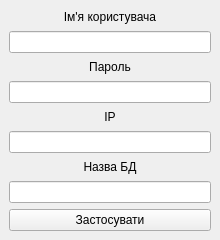
Before: the Qt Designer form PhotoJournalistAdminPanel/DBOptions/databaseoptions.ui in Vakulex/CourseWork, drawn with Qt 5.
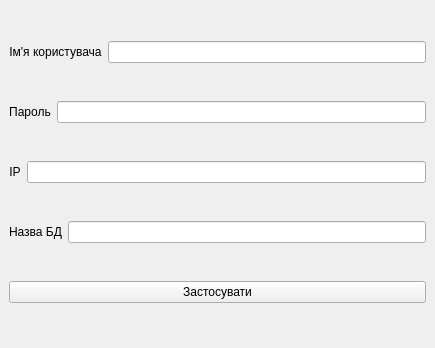
After: the same form once the commit is applied.

Diff of the .ui file:
```diff
--- a/PhotoJournalistAdminPanel/DBOptions/databaseoptions.ui
+++ b/PhotoJournalistAdminPanel/DBOptions/databaseoptions.ui
@@ -6,20 +6,20 @@
    <rect>
     <x>0</x>
     <y>0</y>
-    <width>220</width>
-    <height>240</height>
+    <width>435</width>
+    <height>348</height>
    </rect>
   </property>
   <property name="minimumSize">
    <size>
-    <width>220</width>
-    <height>240</height>
+    <width>0</width>
+    <height>0</height>
    </size>
   </property>
   <property name="maximumSize">
    <size>
-    <width>220</width>
-    <height>240</height>
+    <width>16777215</width>
+    <height>16777215</height>
    </size>
   </property>
   <property name="windowTitle">
@@ -27,33 +27,16 @@
   </property>
   <widget class="QWidget" name="centralwidget">
    <layout class="QGridLayout" name="gridLayout">
-    <item row="3" column="0">
-     <widget class="QLineEdit" name="PasswordLineEdit"/>
-    </item>
-    <item row="7" column="0">
-     <widget class="QLineEdit" name="DBNameLineEdit"/>
-    </item>
-    <item row="4" column="0">
-     <widget class="QLabel" name="label_3">
+    <item row="9" column="0">
+     <widget class="QPushButton" name="ApplyButton">
       <property name="text">
-       <string>IP</string>
-      </property>
-      <property name="alignment">
-       <set>Qt::AlignCenter</set>
-      </property>
-     </widget>
-    </item>
-    <item row="6" column="0">
-     <widget class="QLabel" name="label_4">
-      <property name="text">
-       <string>Назва БД</string>
-      </property>
-      <property name="alignment">
-       <set>Qt::AlignCenter</set>
+       <string>Застосувати</string>
       </property>
      </widget>
     </item>
     <item row="0" column="0">
+     <layout class="QHBoxLayout" name="horizontalLayout">
+      <item>
      <widget class="QLabel" name="label">
       <property name="text">
        <string>Ім'я користувача</string>
@@ -63,10 +46,14 @@
       </property>
      </widget>
     </item>
-    <item row="5" column="0">
-     <widget class="QLineEdit" name="HostnameLineEdit"/>
-    </item>
-    <item row="2" column="0">
+      <item>
+       <widget class="QLineEdit" name="UserNameLineEdit"/>
+      </item>
+     </layout>
+    </item>
+    <item row="1" column="0">
+     <layout class="QHBoxLayout" name="horizontalLayout_2">
+      <item>
      <widget class="QLabel" name="label_2">
       <property name="text">
        <string>Пароль</string>
@@ -76,15 +63,44 @@
       </property>
      </widget>
     </item>
-    <item row="1" column="0">
-     <widget class="QLineEdit" name="UserNameLineEdit"/>
-    </item>
-    <item row="8" column="0">
-     <widget class="QPushButton" name="ApplyButton">
+      <item>
+       <widget class="QLineEdit" name="PasswordLineEdit"/>
+      </item>
+     </layout>
+    </item>
+    <item row="2" column="0">
+     <layout class="QHBoxLayout" name="horizontalLayout_3">
+      <item>
+       <widget class="QLabel" name="label_3">
       <property name="text">
-       <string>Застосувати</string>
-      </property>
-     </widget>
+         <string>IP</string>
+        </property>
+        <property name="alignment">
+         <set>Qt::AlignCenter</set>
+        </property>
+       </widget>
+      </item>
+      <item>
+       <widget class="QLineEdit" name="HostnameLineEdit"/>
+      </item>
+     </layout>
+    </item>
+    <item row="3" column="0">
+     <layout class="QHBoxLayout" name="horizontalLayout_4">
+      <item>
+       <widget class="QLabel" name="label_4">
+        <property name="text">
+         <string>Назва БД</string>
+        </property>
+        <property name="alignment">
+         <set>Qt::AlignCenter</set>
+        </property>
+       </widget>
+      </item>
+      <item>
+       <widget class="QLineEdit" name="DBNameLineEdit"/>
+      </item>
+     </layout>
     </item>
    </layout>
   </widget>
```
Lines whose indentation alone changed are shown as unchanged.
